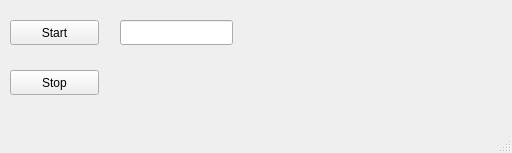
Before: the Qt Designer form view/main_window.ui in PFTL/VU_01_19, drawn with Qt 5.
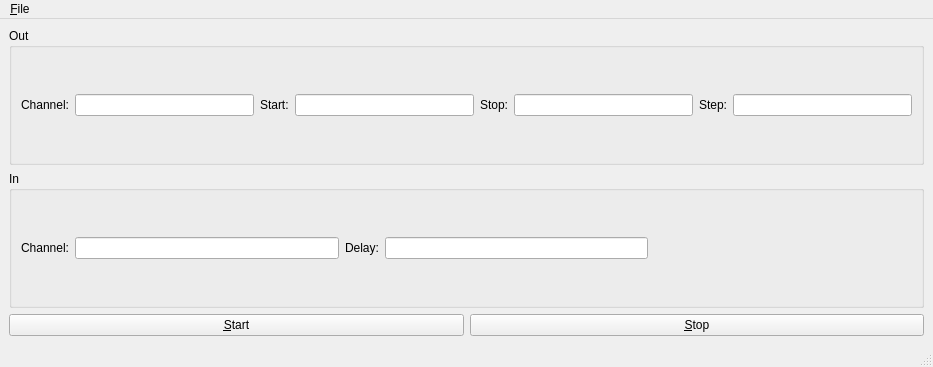
After: the same form once the commit is applied.

Diff of the .ui file:
```diff
--- a/view/main_window.ui
+++ b/view/main_window.ui
@@ -6,60 +6,181 @@
    <rect>
     <x>0</x>
     <y>0</y>
-    <width>512</width>
-    <height>153</height>
+    <width>933</width>
+    <height>367</height>
    </rect>
   </property>
   <property name="windowTitle">
    <string>MainWindow</string>
   </property>
   <widget class="QWidget" name="centralwidget">
-   <widget class="QPushButton" name="start_button">
-    <property name="geometry">
-     <rect>
-      <x>10</x>
-      <y>20</y>
-      <width>89</width>
-      <height>25</height>
-     </rect>
-    </property>
-    <property name="text">
-     <string>Start</string>
-    </property>
-   </widget>
-   <widget class="QPushButton" name="stop_button">
-    <property name="geometry">
-     <rect>
-      <x>10</x>
-      <y>70</y>
-      <width>89</width>
-      <height>25</height>
-     </rect>
-    </property>
-    <property name="text">
-     <string>Stop</string>
-    </property>
-   </widget>
-   <widget class="QLineEdit" name="status_line">
-    <property name="geometry">
-     <rect>
-      <x>120</x>
-      <y>20</y>
-      <width>113</width>
-      <height>25</height>
-     </rect>
-    </property>
-   </widget>
+   <layout class="QVBoxLayout" name="verticalLayout">
+    <item>
+     <widget class="QGroupBox" name="groupBox">
+      <property name="sizePolicy">
+       <sizepolicy hsizetype="Minimum" vsizetype="Preferred">
+        <horstretch>0</horstretch>
+        <verstretch>0</verstretch>
+       </sizepolicy>
+      </property>
+      <property name="title">
+       <string>Out</string>
+      </property>
+      <layout class="QGridLayout" name="gridLayout">
+       <item row="1" column="6">
+        <widget class="QLabel" name="label_4">
+         <property name="text">
+          <string>Step:</string>
+         </property>
+        </widget>
+       </item>
+       <item row="1" column="7">
+        <widget class="QLineEdit" name="out_step_line"/>
+       </item>
+       <item row="1" column="5">
+        <widget class="QLineEdit" name="out_stop_line"/>
+       </item>
+       <item row="1" column="4">
+        <widget class="QLabel" name="label_3">
+         <property name="text">
+          <string>Stop:</string>
+         </property>
+        </widget>
+       </item>
+       <item row="1" column="0">
+        <widget class="QLabel" name="label">
+         <property name="text">
+          <string>Channel:</string>
+         </property>
+        </widget>
+       </item>
+       <item row="1" column="1">
+        <widget class="QLineEdit" name="out_channel_line">
+         <property name="sizePolicy">
+          <sizepolicy hsizetype="Expanding" vsizetype="Fixed">
+           <horstretch>0</horstretch>
+           <verstretch>0</verstretch>
+          </sizepolicy>
+         </property>
+         <property name="minimumSize">
+          <size>
+           <width>0</width>
+           <height>0</height>
+          </size>
+         </property>
+         <property name="maxLength">
+          <number>2</number>
+         </property>
+        </widget>
+       </item>
+       <item row="1" column="3">
+        <widget class="QLineEdit" name="out_start_line"/>
+       </item>
+       <item row="1" column="2">
+        <widget class="QLabel" name="label_2">
+         <property name="text">
+          <string>Start:</string>
+         </property>
+        </widget>
+       </item>
+      </layout>
+     </widget>
+    </item>
+    <item>
+     <widget class="QGroupBox" name="groupBox_2">
+      <property name="title">
+       <string>In</string>
+      </property>
+      <layout class="QGridLayout" name="gridLayout_2">
+       <item row="0" column="1">
+        <widget class="QLineEdit" name="in_channel_line">
+         <property name="sizePolicy">
+          <sizepolicy hsizetype="Expanding" vsizetype="Fixed">
+           <horstretch>0</horstretch>
+           <verstretch>0</verstretch>
+          </sizepolicy>
+         </property>
+         <property name="minimumSize">
+          <size>
+           <width>0</width>
+           <height>0</height>
+          </size>
+         </property>
+         <property name="maxLength">
+          <number>2</number>
+         </property>
+        </widget>
+       </item>
+       <item row="0" column="0">
+        <widget class="QLabel" name="label_5">
+         <property name="text">
+          <string>Channel:</string>
+         </property>
+        </widget>
+       </item>
+       <item row="0" column="2">
+        <widget class="QLabel" name="label_6">
+         <property name="text">
+          <string>Delay:</string>
+         </property>
+        </widget>
+       </item>
+       <item row="0" column="3">
+        <widget class="QLineEdit" name="in_delay_line"/>
+       </item>
+       <item row="0" column="4">
+        <spacer name="horizontalSpacer">
+         <property name="orientation">
+          <enum>Qt::Horizontal</enum>
+         </property>
+         <property name="sizeHint" stdset="0">
+          <size>
+           <width>40</width>
+           <height>20</height>
+          </size>
+         </property>
+        </spacer>
+       </item>
+      </layout>
+     </widget>
+    </item>
+    <item>
+     <layout class="QHBoxLayout" name="horizontalLayout">
+      <item>
+       <widget class="QPushButton" name="start_button">
+        <property name="text">
+         <string>&amp;Start</string>
+        </property>
+       </widget>
+      </item>
+      <item>
+       <widget class="QPushButton" name="stop_button">
+        <property name="text">
+         <string>&amp;Stop</string>
+        </property>
+       </widget>
+      </item>
+     </layout>
+    </item>
+   </layout>
   </widget>
   <widget class="QMenuBar" name="menubar">
    <property name="geometry">
     <rect>
      <x>0</x>
      <y>0</y>
-     <width>512</width>
+     <width>933</width>
      <height>22</height>
     </rect>
    </property>
+   <widget class="QMenu" name="menuFile">
+    <property name="title">
+     <string>&amp;File</string>
+    </property>
+    <addaction name="action_Save"/>
+    <addaction name="actionOpen_File"/>
+   </widget>
+   <addaction name="menuFile"/>
   </widget>
   <widget class="QStatusBar" name="statusbar"/>
  </widget>
```
Left out of the diff: 21 changed lines with no effect on the pictures.
